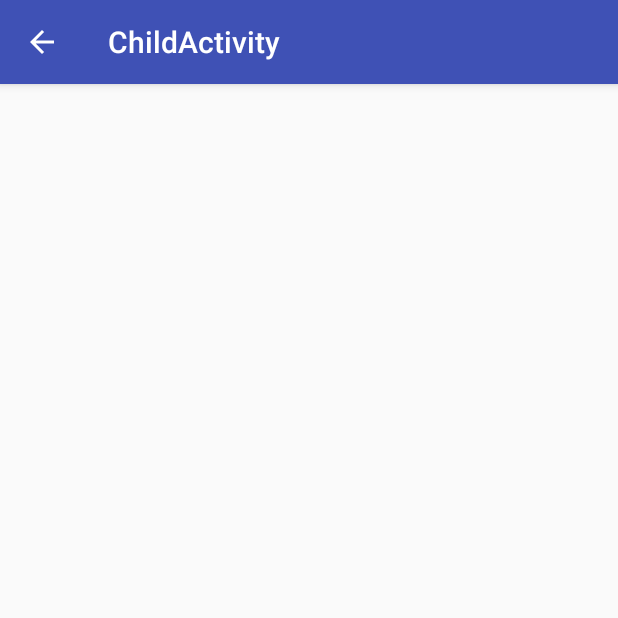
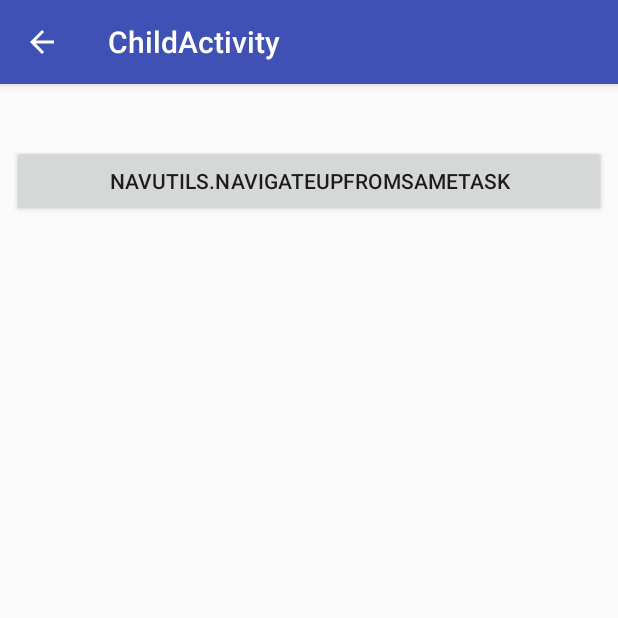
Before and after one commit to bytetonight/ListViewItemToggleState, an Android app: the ChildActivity screen opened directly, with no data from a screen before it, on a phone screen of 412 x 824 dp, the top half of it. Run offline under Robolectric (Android 15) with nearby library versions, the phone set to English and light mode, and no system bars.

Commit message:
Added a back navigation as requested from a Student : The back navigation was to happen on the click of a Button

```diff
--- a/app/src/main/java/android/example/com/listviewitemtogglestate/ChildActivity.java
+++ b/app/src/main/java/android/example/com/listviewitemtogglestate/ChildActivity.java
@@ -1,8 +1,11 @@
 package android.example.com.listviewitemtogglestate;
 
 import android.content.Intent;
+import android.support.v4.app.NavUtils;
 import android.support.v7.app.AppCompatActivity;
 import android.os.Bundle;
+import android.view.View;
+import android.widget.Button;
 import android.widget.TextView;
 import android.widget.Toast;
 
@@ -12,6 +15,7 @@ public class ChildActivity extends AppCompatActivity {
 
     private ListItem listItem;
     private TextView simpleText;
+    private Button backButton;
 
     @Override
     protected void onCreate(Bundle savedInstanceState) {
@@ -19,6 +23,7 @@ public class ChildActivity extends AppCompatActivity {
         setContentView(R.layout.activity_child);
         setTitle("ChildActivity");
         simpleText = findViewById(R.id.simpleText);
+        backButton = findViewById(R.id.navigateBack);
 
         Intent senderIntent = getIntent();
         if (senderIntent.hasExtra(Global.KEY_EXTRA_DATA)) {
@@ -28,5 +33,15 @@ public class ChildActivity extends AppCompatActivity {
                     getString(R.string.placeholder_text, listItem.getIdString())
             );
         }
+
+        backButton.setOnClickListener(myOnClickListener);
     }
+
+
+    private View.OnClickListener myOnClickListener = new View.OnClickListener() {
+        @Override
+        public void onClick(View view) {
+            NavUtils.navigateUpFromSameTask(ChildActivity.this);
+        }
+    };
 }
--- a/app/src/main/res/layout/activity_child.xml
+++ b/app/src/main/res/layout/activity_child.xml
@@ -2,6 +2,7 @@
 <LinearLayout xmlns:android="http://schemas.android.com/apk/res/android"
     xmlns:app="http://schemas.android.com/apk/res-auto"
     xmlns:tools="http://schemas.android.com/tools"
+    android:orientation="vertical"
     android:layout_width="match_parent"
     android:layout_height="match_parent"
     android:padding="8dp"
@@ -13,4 +14,10 @@
         android:layout_height="wrap_content"
         android:textSize="24sp"/>
 
+    <Button
+        android:id="@+id/navigateBack"
+        android:layout_width="match_parent"
+        android:layout_height="wrap_content"
+        android:text="NavUtils.navigateUpFromSameTask"/>
+
 </LinearLayout>
```
